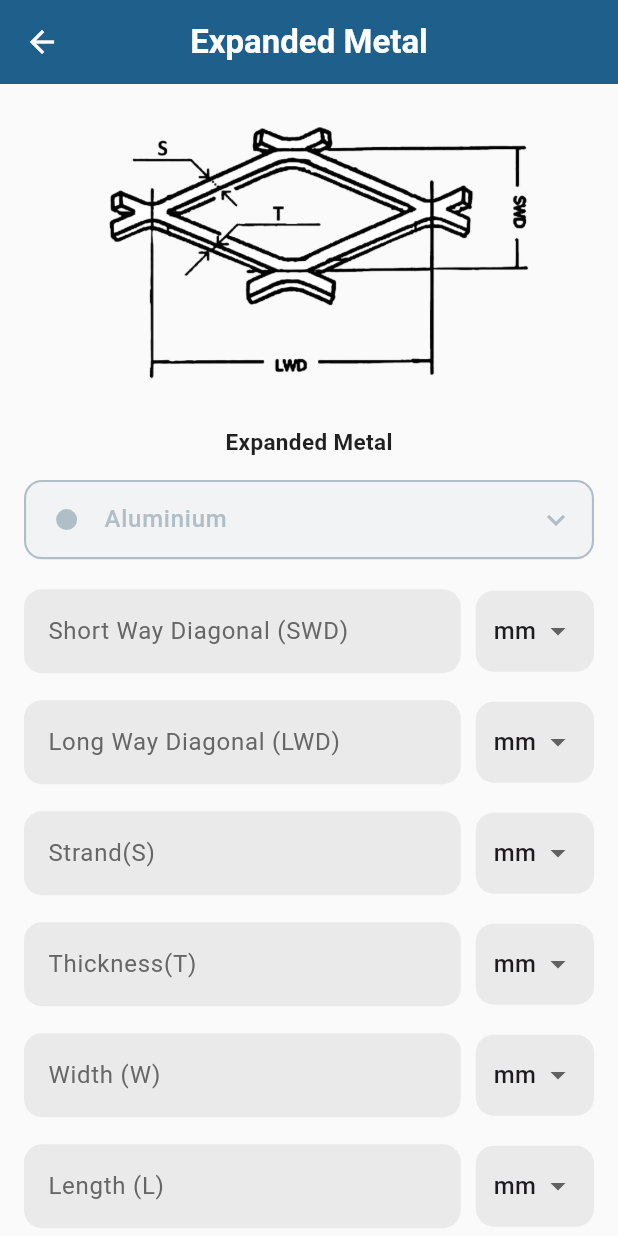
After one commit to shreyansh2003Chi/mesh_calc, a Flutter app: the ExpandedMetal screen opened directly with sample values from the repository, on a phone screen of 412 x 824 dp. The commit adds this screen. Run offline on Flutter 3.47's test engine with Material 3 defaults, Android fonts, the phone set to English and light mode, and no system bars.

Commit message:
completed expanded metal UI

```diff
--- a/lib/main.dart
+++ b/lib/main.dart
@@ -1,9 +1,10 @@
 import 'package:flutter/material.dart';
 import 'package:measurements/pages/splash_screen.dart';
 import 'package:measurements/providers/chain_link_provider.dart';
+import 'package:measurements/providers/expanded_metal_provider/expanded_metal_provider.dart';
 import 'package:measurements/providers/home_page_provider.dart';
 import 'package:measurements/providers/material_selection_bottom_sheet_provider.dart';
-import 'package:measurements/providers/weight_per_role_provider.dart';
+import 'package:measurements/providers/welded_wire_mesh_provider.dart';
 import 'package:provider/provider.dart';
 
 void main() {
@@ -12,8 +13,9 @@ void main() {
       providers: [
         ChangeNotifierProvider(create: (_) => ChainLinkProvider()),
         ChangeNotifierProvider(create: (_) => HomePageProvider()),
-        ChangeNotifierProvider(create: (_) => WeightPerRoleProvider()),
+        ChangeNotifierProvider(create: (_) => WeldedWireMeshProvider()),
         ChangeNotifierProvider(create: (_) => MaterialSelectionBottomSheetProvider()),
+        ChangeNotifierProvider(create: (_) => ExpandedMetalProvider()),
       ],
       child: const MyApp(),
     ),
--- /dev/null
+++ b/lib/pages/expanded_metal/expanded_metal.dart
@@ -0,0 +1,192 @@
+import 'package:flutter/material.dart';
+import 'package:measurements/models/mesh_item.dart';
+import 'package:measurements/pages/material_selection_bottom_sheet.dart';
+import 'package:measurements/pages/result_dialog.dart';
+import 'package:measurements/providers/chain_link_provider.dart';
+import 'package:measurements/providers/expanded_metal_provider/expanded_metal_provider.dart';
+import 'package:measurements/utils/app_assets.dart';
+import 'package:measurements/utils/app_button.dart';
+import 'package:measurements/utils/app_colors.dart';
+import 'package:measurements/utils/app_string.dart';
+import 'package:measurements/utils/app_text_field.dart';
+import 'package:measurements/utils/measurement_field.dart';
+import 'package:provider/provider.dart';
+
+class ExpandedMetal extends StatefulWidget {
+  final MeshItem item;
+
+  const ExpandedMetal({super.key, required this.item});
+
+  @override
+  State<ExpandedMetal> createState() => _ExpandedMetalState();
+}
+
+class _ExpandedMetalState extends State<ExpandedMetal> {
+  @override
+  void initState() {
+    WidgetsBinding.instance.addPostFrameCallback((timeStamp) {
+      Provider.of<ExpandedMetalProvider>(context, listen: false).clearControllers();
+    });
+    super.initState();
+  }
+
+  @override
+  Widget build(BuildContext context) {
+    return Scaffold(
+      backgroundColor: AppColors().cFaFaFa,
+      appBar: AppBar(
+        centerTitle: true,
+        elevation: 0,
+        backgroundColor: AppColors().c1F5F8B,
+        title: Text(
+          AppString.expandedMetal,
+          style: TextStyle(fontWeight: FontWeight.w600, color: AppColors().cFFFFFF),
+        ),
+        iconTheme: IconThemeData(color: AppColors().cFFFFFF),
+      ),
+      body: SingleChildScrollView(
+        physics: const BouncingScrollPhysics(parent: AlwaysScrollableScrollPhysics()),
+        padding: const EdgeInsets.all(16),
+        child: Consumer<ExpandedMetalProvider>(
+          builder: (context, p, child) {
+            return Column(
+              children: [
+                Column(
+                  children: [
+                    Image.asset(AppAssets.expandedMetalCore, height: 200, fit: BoxFit.contain),
+                    const SizedBox(height: 12),
+                    const Text(
+                      AppString.expandedMetal,
+                      style: TextStyle(fontSize: 15, fontWeight: FontWeight.w600, color: Colors.black87),
+                    ),
+                  ],
+                ),
+
+                const SizedBox(height: 15),
+
+                Column(
+                  children: [
+                    GestureDetector(
+                      onTap: () {
+                        showModalBottomSheet(
+                          context: context,
+                          isScrollControlled: true,
+                          backgroundColor: Colors.transparent,
+                          builder: (_) {
+                            return MaterialSelectionBottomSheet();
+                          },
+                        ).then((value) {
+                          if (value != null) {
+                            p.setSelectedMaterial(value);
+                          }
+                        });
+                      },
+                      child: Container(
+                        padding: const EdgeInsets.symmetric(horizontal: 12, vertical: 10),
+                        decoration: BoxDecoration(
+                          color: p.selectedMaterial.color.withOpacity(0.12),
+                          borderRadius: BorderRadius.circular(12),
+                          border: Border.all(color: p.selectedMaterial.color, width: 1.4),
+                        ),
+                        child: Row(
+                          children: [
+                            Padding(
+                              padding: const EdgeInsets.all(8.0),
+                              child: Container(
+                                width: 14,
+                                height: 14,
+                                decoration: BoxDecoration(color: p.selectedMaterial.color, shape: BoxShape.circle),
+                              ),
+                            ),
+                            const SizedBox(width: 10),
+                            Expanded(
+                              child: Text(
+                                p.selectedMaterial.name,
+                                style: Theme.of(context).textTheme.bodyLarge?.copyWith(color: p.selectedMaterial.color, fontWeight: FontWeight.w500),
+                              ),
+                            ),
+                            Icon(Icons.keyboard_arrow_down, color: p.selectedMaterial.color),
+                          ],
+                        ),
+                      ),
+                    ),
+
+                    const SizedBox(height: 20),
+                    MeasurementField(
+                      controller: p.shortWayDiagonalController,
+                      label: AppString.shortWayDiagonal,
+                      unit: p.shortWayDiagonalUnit,
+                      onUnitChanged: p.setShortWayDiagonalUnit,
+                    ),
+                    const SizedBox(height: 18),
+                    MeasurementField(
+                      controller: p.longWayDiagonalController,
+                      label: AppString.longWayDiagonal,
+                      unit: p.longWayDiagonalUnit,
+                      onUnitChanged: p.setLongWayDiagonalUnit,
+                    ),
+                    const SizedBox(height: 18),
+                    MeasurementField(controller: p.strandController, label: AppString.strand, unit: p.strandUnit, onUnitChanged: p.setStrandUnit),
+                    const SizedBox(height: 18),
+                    MeasurementField(controller: p.thicknessController, label: AppString.thickness, unit: p.thicknessUnit, onUnitChanged: p.setThicknessUnit),
+                    const SizedBox(height: 18),
+                    MeasurementField(controller: p.widthController, label: AppString.widthW, unit: p.widthUnit, onUnitChanged: p.setWidthUnit),
+                    const SizedBox(height: 18),
+                    MeasurementField(controller: p.lengthController, label: AppString.lengthL, unit: p.lengthUnit, onUnitChanged: p.setLengthUnit),
+                    const SizedBox(height: 18),
+                    AppTextField().textField(p.costPerKg, AppString.costPerKg),
+                  ],
+                ),
+
+                const SizedBox(height: 20),
+
+                Row(
+                  children: [
+                    Expanded(
+                      child: GestureDetector(
+                        onTap: () {
+                          p.clearControllers();
+                        },
+                        child: AppButton().outlinedButton(AppString.clear, context),
+                      ),
+                    ),
+                    SizedBox(width: 12),
+                    Expanded(
+                      child: GestureDetector(
+                        onTap: () {
+                          p.calculate().then((value) {
+                            showDialog(
+                              context: context,
+                              barrierDismissible: true,
+                              builder: (_) => ResultDialog(totalWeight: p.totalWeight, totalCost: p.totalCost),
+                            );
+                          });
+                        },
+                        child: AppButton().appButton(AppString.calculate, context),
+                      ),
+                    ),
+                  ],
+                ),
+              ],
+            );
+          },
+        ),
+      ),
+    );
+  }
+
+  Widget _sheetTile(BuildContext context, {required String label, required String value, required IconData icon}) {
+    return Container(
+      padding: const EdgeInsets.all(16),
+      decoration: BoxDecoration(color: Colors.grey.shade100, borderRadius: BorderRadius.circular(18)),
+      child: Row(
+        children: [
+          Icon(icon),
+          const SizedBox(width: 14),
+          Expanded(child: Text(label)),
+          Text(value, style: const TextStyle(fontWeight: FontWeight.bold)),
+        ],
+      ),
+    );
+  }
+}
--- a/lib/pages/weight_per_role.dart
+++ b/lib/pages/welded_wiremesh/weight_per_role.dart
@@ -2,7 +2,7 @@ import 'package:flutter/material.dart';
 import 'package:measurements/models/mesh_item.dart';
 import 'package:measurements/pages/material_selection_bottom_sheet.dart';
 import 'package:measurements/pages/result_dialog.dart';
-import 'package:measurements/providers/weight_per_role_provider.dart';
+import 'package:measurements/providers/welded_wire_mesh_provider.dart';
 import 'package:measurements/utils/app_button.dart';
 import 'package:measurements/utils/app_colors.dart';
 import 'package:measurements/utils/app_string.dart';
@@ -22,7 +22,7 @@ class WeightPerRole extends StatefulWidget {
 class _WeightPerRoleState extends State<WeightPerRole> {
   @override
   void initState() {
-    Provider.of<WeightPerRoleProvider>(context, listen: false).clearController();
+    Provider.of<WeldedWireMeshProvider>(context, listen: false).clearController();
 
     super.initState();
   }
@@ -43,7 +43,7 @@ class _WeightPerRoleState extends State<WeightPerRole> {
       body: SingleChildScrollView(
         physics: const BouncingScrollPhysics(parent: AlwaysScrollableScrollPhysics()),
         padding: const EdgeInsets.all(16),
-        child: Consumer<WeightPerRoleProvider>(
+        child: Consumer<WeldedWireMeshProvider>(
           builder: (context, p, child) {
             return Column(
               children: [
--- /dev/null
+++ b/lib/providers/expanded_metal_provider/expanded_metal_provider.dart
@@ -0,0 +1,74 @@
+import 'package:flutter/cupertino.dart';
+import 'package:measurements/models/material_model.dart';
+import 'package:measurements/utils/measurement_unit.dart';
+
+class ExpandedMetalProvider with ChangeNotifier {
+  final shortWayDiagonalController = TextEditingController();
+  final longWayDiagonalController = TextEditingController();
+  final strandController = TextEditingController();
+  final thicknessController = TextEditingController();
+  final widthController = TextEditingController();
+  final lengthController = TextEditingController();
+  final costPerKg = TextEditingController();
+
+  MeasureUnit shortWayDiagonalUnit = MeasureUnit.mm;
+  MeasureUnit longWayDiagonalUnit = MeasureUnit.mm;
+  MeasureUnit strandUnit = MeasureUnit.mm;
+  MeasureUnit thicknessUnit = MeasureUnit.mm;
+  MeasureUnit widthUnit = MeasureUnit.mm;
+  MeasureUnit lengthUnit = MeasureUnit.mm;
+
+  double totalWeight = 0;
+  double totalCost = 0;
+
+  MaterialModel selectedMaterial = MaterialModel(id: 'al', name: 'Aluminium', color: Color(0xFFB0BEC5), materialConstant: 67, density: 2700);
+
+
+  void setSelectedMaterial(MaterialModel m) {
+    selectedMaterial = m;
+    notifyListeners();
+  }
+
+  void setShortWayDiagonalUnit(MeasureUnit m) {
+    shortWayDiagonalUnit = m;
+    notifyListeners();
+  }
+
+  void setLongWayDiagonalUnit(MeasureUnit m) {
+    longWayDiagonalUnit = m;
+    notifyListeners();
+  }
+
+  void setStrandUnit(MeasureUnit m) {
+    strandUnit = m;
+    notifyListeners();
+  }
+
+  void setThicknessUnit(MeasureUnit m) {
+    thicknessUnit = m;
+    notifyListeners();
+  }
+
+  void setWidthUnit(MeasureUnit m) {
+    widthUnit = m;
+    notifyListeners();
+  }
+
+  void setLengthUnit(MeasureUnit m) {
+    lengthUnit = m;
+    notifyListeners();
+  }
+
+  Future<void> calculate()async {}
+
+  void clearControllers() {
+    shortWayDiagonalController.clear();
+    longWayDiagonalController.clear();
+    strandController.clear();
+    thicknessController.clear();
+    widthController.clear();
+    lengthController.clear();
+    costPerKg.clear();
+    notifyListeners();
+  }
+}
--- a/lib/providers/weight_per_role_provider.dart
+++ b/lib/providers/welded_wire_mesh_provider.dart
@@ -3,7 +3,7 @@ import 'package:flutter/material.dart';
 import 'package:measurements/models/material_model.dart';
 import 'package:measurements/utils/measurement_unit.dart';
 
-class WeightPerRoleProvider with ChangeNotifier {
+class WeldedWireMeshProvider with ChangeNotifier {
   final widthCtrl = TextEditingController();
   final lengthCtrl = TextEditingController();
   final wastageCtrl = TextEditingController();
--- a/lib/utils/app_assets.dart
+++ b/lib/utils/app_assets.dart
@@ -1,4 +1,6 @@
 class AppAssets {
   static const String chainLink = "assets/chain_link.png";
   static const String weightPerRole = "assets/weight_per_role.png";
+  static const String expandedMetal = "assets/expanded_metal.png";
+  static const String expandedMetalCore = "assets/expanded_metal_core.png";
 }
--- a/lib/utils/app_string.dart
+++ b/lib/utils/app_string.dart
@@ -11,6 +11,7 @@ class AppString {
   static const String chainLinkFenceParameters = 'Chain Link Fence Parameters';
   static const String material = 'Material';
   static const String chainLinkCalculator = 'Chain Link Calculator';
+  static const String expandedMetal = 'Expanded Metal';
   static const String chainLink = 'Chain Link';
   static const String weightPerRole = 'Weight Per Role';
   static const String vMiCalculator = 'VMI Calculator';
@@ -21,4 +22,9 @@ class AppString {
   static const String lengthL = 'Length (L)';
   static const String selectCrimp = 'Select Crimp';
   static const String ok = 'Ok';
+  static const String shortWayDiagonal = 'Short Way Diagonal (SWD)';
+  static const String longWayDiagonal = 'Long Way Diagonal (LWD)';
+  static const String strand = 'Strand(S)';
+  static const String thickness = 'Thickness(T)';
+
 }
--- a/pubspec.yaml
+++ b/pubspec.yaml
@@ -80,6 +80,8 @@ flutter:
     - assets/chain_link.png
     - assets/weight_per_role.png
     - assets/logo.png
+    - assets/expanded_metal.png
+    - assets/expanded_metal_core.png
 
   # An image asset can refer to one or more resolution-specific "variants", see
   # https://flutter.dev/to/resolution-aware-images
```
Also changed, not shown: lib/pages/chain_link/chain_link.dart (renamed from lib/pages/chain_link.dart, +2 -16 lines), lib/pages/home_page.dart (+6 -14 lines), lib/providers/home_page_provider.dart (+23 -2 lines), assets/expanded_metal.png (added), assets/expanded_metal_core.png (added).
